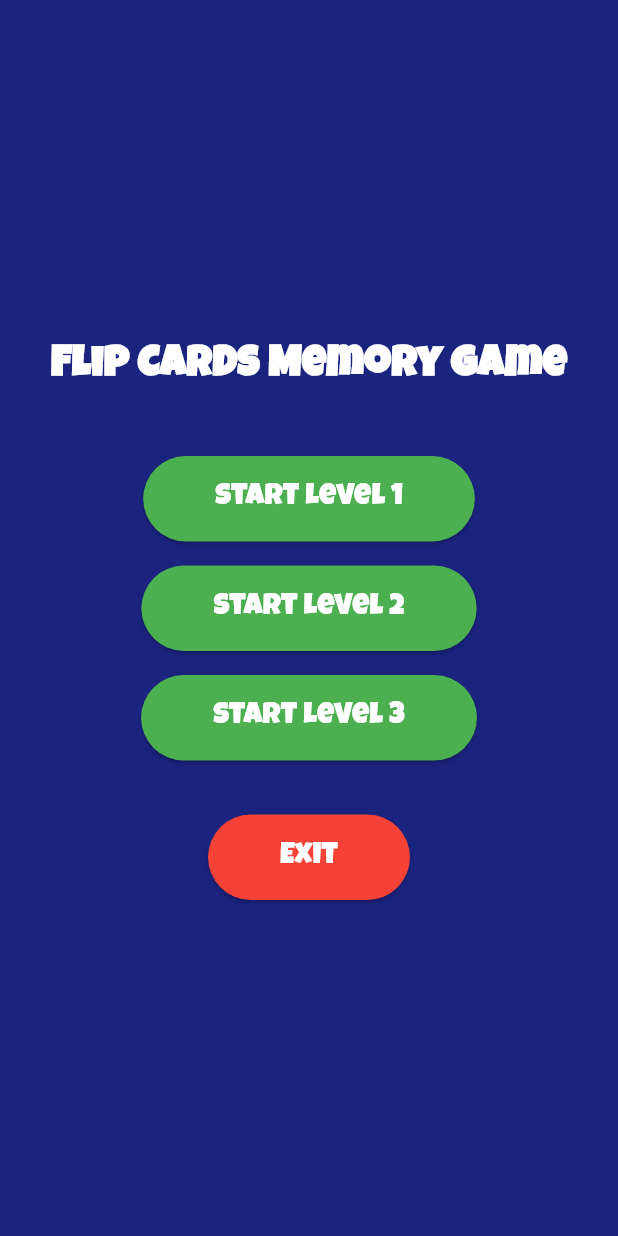
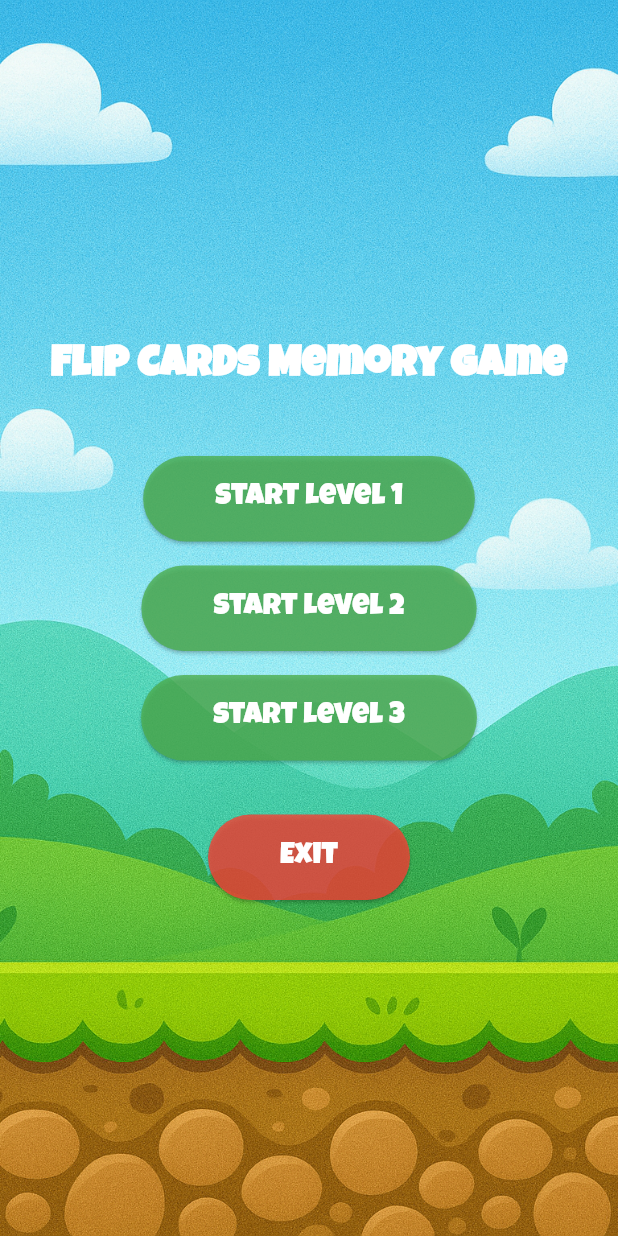
Before and after one commit to cyclone-pk/challenge_3, a Flutter app: the screen it shows after launch, on a phone screen of 412 x 824 dp. Run offline on Flutter 3.47's test engine with Material 3 defaults, Android fonts, the phone set to English and light mode, and no system bars.

Commit message:
Flip-Card-Game

```diff
--- a/challenge_3-main/lib/ui/home_screen.dart
+++ b/challenge_3-main/lib/ui/home_screen.dart
@@ -1,3 +1,5 @@
+// lib/screens/home_screen.dart
+
 import 'dart:io';
 import 'package:flutter/material.dart';
 import 'package:challenge3/ui/game_play_screen.dart';
@@ -19,8 +21,15 @@ class HomeScreen extends StatelessWidget {
   @override
   Widget build(BuildContext context) {
     return Scaffold(
-      backgroundColor: Colors.indigo[900],
-      body: Center(
+      // no backgroundColor needed; decoration covers it
+      body: Container(
+        decoration: const BoxDecoration(
+          image: DecorationImage(
+            image: AssetImage('assets/images/game_background.png'),
+            fit: BoxFit.cover,
+          ),
+        ),
+        child: Center(
           child: Column(
             mainAxisAlignment: MainAxisAlignment.center,
             children: [
@@ -39,7 +48,7 @@ class HomeScreen extends StatelessWidget {
                   style: ElevatedButton.styleFrom(
                     padding: const EdgeInsets.symmetric(
                         horizontal: 48, vertical: 14),
-                  backgroundColor: Colors.green,
+                    backgroundColor: Colors.green.withOpacity(0.8),
                   ),
                   child: Text(
                     'Start Level $lvl',
@@ -54,7 +63,7 @@ class HomeScreen extends StatelessWidget {
                 style: ElevatedButton.styleFrom(
                   padding:
                   const EdgeInsets.symmetric(horizontal: 48, vertical: 14),
-                backgroundColor: Colors.red,
+                  backgroundColor: Colors.red.withOpacity(0.8),
                 ),
                 child: const Text(
                   'Exit',
@@ -64,6 +73,7 @@ class HomeScreen extends StatelessWidget {
             ],
           ),
         ),
+      ),
     );
   }
 }
```
Also changed, not shown: 125 other files. Lines whose indentation alone changed are shown as unchanged.
